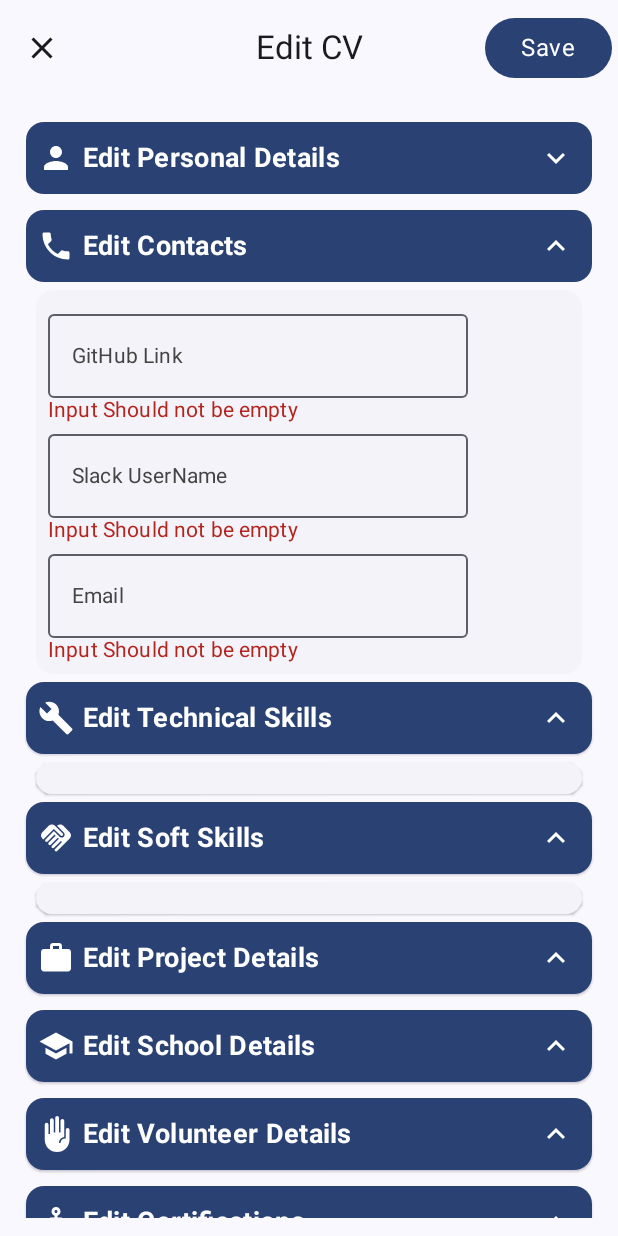
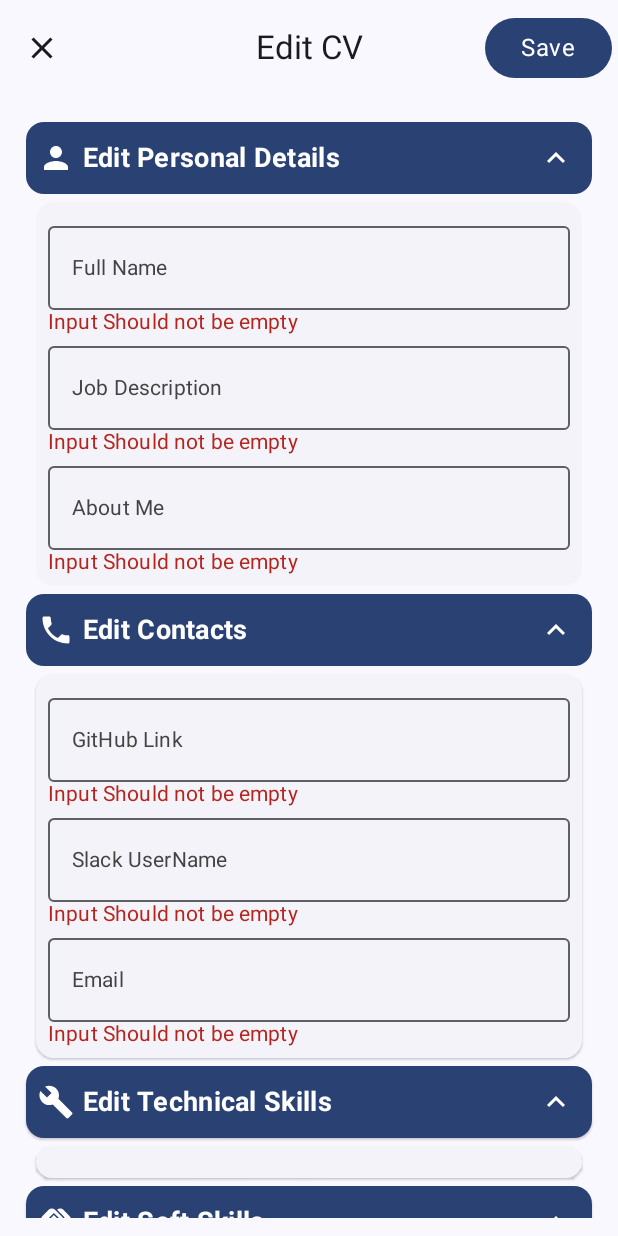
Before and after one commit to joykangangi/CVShowCase, an Android app built with Jetpack Compose: the composable EditCVScreen shown on its own in the app's theme, after a tap on "Close Icon", on a phone screen of 412 x 824 dp. Run offline under Robolectric (Android 15) with nearby library versions, the phone set to English and light mode, and no system bars; 1 other tap on this screen came first.

Commit message:
UI/UX fix

```diff
--- a/app/src/main/java/com/jkangangi/cvshowcase/app/widgets/CVBody.kt
+++ b/app/src/main/java/com/jkangangi/cvshowcase/app/widgets/CVBody.kt
@@ -49,12 +49,13 @@
                     )
                 }
             )
+            Spacer(modifier = modifier.height(10.dp))
             DescriptionText(
                 description = body.description,
                 isClickable = isClickable,
                 onTextClick = onTextClick
             )
-            Spacer(modifier = modifier.height(5.dp))
+            Spacer(modifier = modifier.height(10.dp))
             Text(text = body.details, style = MaterialTheme.typography.bodyLarge)
         }
     )
--- a/app/src/main/java/com/jkangangi/cvshowcase/app/widgets/CVHeader.kt
+++ b/app/src/main/java/com/jkangangi/cvshowcase/app/widgets/CVHeader.kt
@@ -72,7 +72,13 @@
     Column(
         content = {
             ElevatedCard(
-                modifier = modifier.padding(5.dp),
+                modifier = modifier
+                    .padding(5.dp)
+                    .clickable(
+                        indication = null,
+                        interactionSource = remember { MutableInteractionSource() },
+                        onClick = onArrowClick,
+                    ),
                 colors = CardDefaults.elevatedCardColors(
                     containerColor = MaterialTheme.colorScheme.primary,
                     contentColor = MaterialTheme.colorScheme.onPrimary
--- a/app/src/main/java/com/jkangangi/cvshowcase/app/widgets/ChipItem.kt
+++ b/app/src/main/java/com/jkangangi/cvshowcase/app/widgets/ChipItem.kt
@@ -18,7 +18,7 @@
 fun ChipItem(modifier: Modifier = Modifier, chipText: String) {
     Box(
         modifier = modifier
-            .padding(3.dp)
+            .padding(5.dp)
             .clip(RoundedCornerShape(15))
             .border(width = 1.dp, color = MaterialTheme.colorScheme.primary),
         contentAlignment = Alignment.Center,
--- a/app/src/main/java/com/jkangangi/cvshowcase/app/widgets/TextInput.kt
+++ b/app/src/main/java/com/jkangangi/cvshowcase/app/widgets/TextInput.kt
@@ -1,6 +1,7 @@
 package com.jkangangi.cvshowcase.app.widgets
 
 import androidx.compose.foundation.layout.Column
+import androidx.compose.foundation.layout.fillMaxWidth
 import androidx.compose.material3.MaterialTheme
 import androidx.compose.material3.OutlinedTextField
 import androidx.compose.material3.Text
@@ -19,7 +20,7 @@
     Column(
         content = {
             OutlinedTextField(
-                modifier = modifier,
+                modifier = modifier.fillMaxWidth(),
                 value = input,
                 onValueChange = onInputChange,
                 textStyle = MaterialTheme.typography.bodyLarge,
--- a/app/src/main/java/com/jkangangi/cvshowcase/cv/CVScreen.kt
+++ b/app/src/main/java/com/jkangangi/cvshowcase/cv/CVScreen.kt
@@ -57,6 +57,7 @@
                         role = state.jobRole,
                         bio = state.bio
                     )
+                    Spacer(modifier = modifier.height(5.dp))
                     ContactsSection(
                         slackUserName = state.contact.slackUserName,
                         gitHub = state.contact.gitHub,
--- a/app/src/main/java/com/jkangangi/cvshowcase/edit_cv/EditCVScreen.kt
+++ b/app/src/main/java/com/jkangangi/cvshowcase/edit_cv/EditCVScreen.kt
@@ -28,8 +28,8 @@
 import com.jkangangi.cvshowcase.app.widgets.CVHeader
 import com.jkangangi.cvshowcase.app.widgets.TextInput
 import com.jkangangi.cvshowcase.cv.CVState
+import com.jkangangi.cvshowcase.edit_cv.components.EditBodySection
 import com.jkangangi.cvshowcase.edit_cv.components.EditChip
-import com.jkangangi.cvshowcase.edit_cv.components.EditList
 
 @Composable
 fun EditCVScreen(
@@ -53,29 +53,29 @@
                     EditContact(state = state, updateCV = updateCV)
                     EditTechSkills(state = state, onDeleteSkill = onDeleteTechSkill)
                     EditSoftSkills(state = state, onDeleteSkill = onDeleteSoftSkill)
-                    EditList(
+                    EditBodySection(
                         items = state.projects,
                         updateCV = { newProjects -> updateCV(state.copy(projects = newProjects)) } ,
                         icon =  Icons.Default.Work,
-                        header = R.string.edit_proj
+                        headerID = R.string.edit_proj
                     )
-                    EditList(
+                    EditBodySection(
                         items = state.education,
                         updateCV = { newSchools -> updateCV(state.copy(education = newSchools)) } ,
                         icon =  Icons.Default.School,
-                        header = R.string.edit_edu
+                        headerID = R.string.edit_edu
                     )
-                    EditList(
+                    EditBodySection(
                         items = state.volunteer,
                         updateCV = { newVolunteer -> updateCV(state.copy(volunteer = newVolunteer)) } ,
                         icon =  Icons.Default.FrontHand,
-                        header = R.string.edit_volunteer
+                        headerID = R.string.edit_volunteer
                     )
-                    EditList(
+                    EditBodySection(
                         items = state.certifications,
                         updateCV = { newCerts -> updateCV(state.copy(projects = newCerts)) } ,
                         icon =  Icons.Default.Anchor,
-                        header = R.string.edit_cert
+                        headerID = R.string.edit_cert
                     )
                 }
             )
--- a/app/src/main/java/com/jkangangi/cvshowcase/edit_cv/components/EditCVBody.kt
+++ b/app/src/main/java/com/jkangangi/cvshowcase/edit_cv/components/EditCVBody.kt
@@ -91,16 +91,16 @@
 
 
 @Composable
-fun EditList(
+fun EditBodySection(
     modifier: Modifier = Modifier,
     items: List<CVBody>,
     updateCV: (List<CVBody>) -> Unit,
     icon: ImageVector,
-    header: Int,
+    headerID: Int,
 ) {
     CVHeader(
         icon = icon,
-        header = stringResource(id = header),
+        header = stringResource(id = headerID),
         body = {
             items.forEach { item ->
                 EditCVBody(
```
